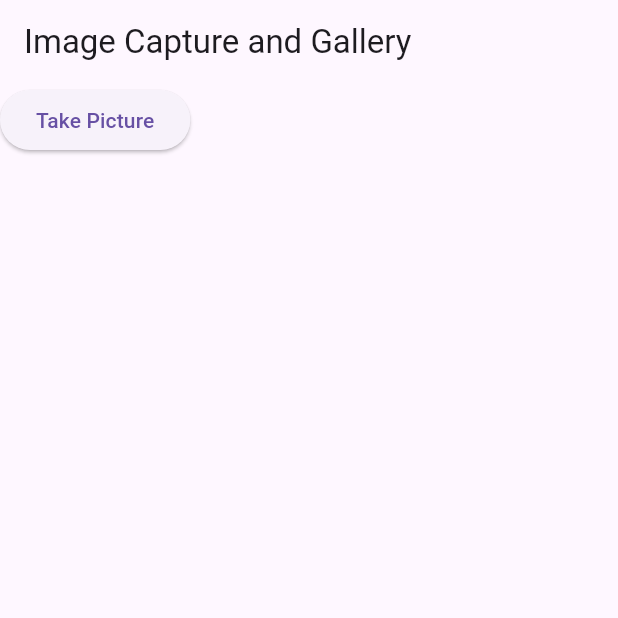
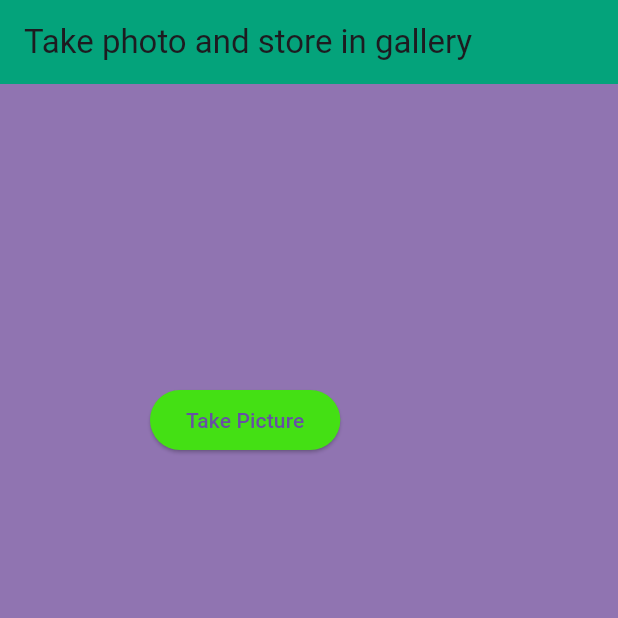
Before and after one commit to siddheshwarshingare/dounloadandstoreimages, a Flutter app: the screen it shows after launch, on a phone screen of 412 x 824 dp, the top half of it. Run offline on Flutter 3.47's test engine with Material 3 defaults, Android fonts, the phone set to English and light mode, and no system bars; our stand-ins replace gallery_saver, image_picker.

Commit message:
Hoe to take the images from the camera and how to store in gallary

```diff
--- a/lib/main.dart
+++ b/lib/main.dart
@@ -39,13 +39,25 @@ class _ImageCaptureScreenState extends State<ImageCaptureScreen> {
 
       // Save the image to the gallery
       await GallerySaver.saveImage(savedImage.path);
-      print('Saved image to: ${savedImage.path} and Gallery');
 
       setState(() {
         _images.add(savedImage);
+        // Show a SnackBar when an image is successfully added
+        ScaffoldMessenger.of(context).showSnackBar(
+          SnackBar(
+            content: Text(
+              'Image saved successfully!',
+              style: TextStyle(color: Colors.pink),
+            ),
+          ),
+        );
       });
     } else {
-      print('No image selected.');
+      ScaffoldMessenger.of(context).showSnackBar(
+        SnackBar(
+          content: Text("No image selected."),
+        ),
+      );
     }
   }
 
@@ -61,19 +73,32 @@ class _ImageCaptureScreenState extends State<ImageCaptureScreen> {
   @override
   void initState() {
     super.initState();
+    // Uncomment if you want to load previously saved images on startup
     // _loadSavedImages();
   }
 
   @override
   Widget build(BuildContext context) {
     return Scaffold(
-      appBar: AppBar(title: const Text('Image Capture and Gallery')),
+      backgroundColor: Color.fromARGB(255, 144, 116, 177),
+      appBar: AppBar(
+        backgroundColor: const Color.fromARGB(255, 4, 163, 123),
+        title: const Text('Take photo and store in gallery'),
+      ),
       body: Column(
         children: [
-          ElevatedButton(
-            onPressed: _takePicture,
-            child: const Text('Take Picture'),
+          Padding(
+            padding: const EdgeInsets.only(top: 200, left: 100),
+            child: ElevatedButton(
+              onPressed: _takePicture,
+              style: ElevatedButton.styleFrom(
+                backgroundColor:
+                    Color.fromARGB(255, 68, 224, 20), // Button color
+              ),
+              child: const Text('Take Picture'),
+            ),
           ),
+          // Add a widget here to display the images if needed
         ],
       ),
     );
--- a/pubspec.yaml
+++ b/pubspec.yaml
@@ -38,6 +38,8 @@ dependencies:
   image_picker: ^1.1.2
   path_provider: ^2.1.4
   gallery_saver: ^2.3.2
+  flutter_native_splash: ^2.4.1
+  lottie: ^3.0.0
 
 dev_dependencies:
   flutter_test:
@@ -62,8 +64,8 @@ flutter:
   uses-material-design: true
 
   # To add assets to your application, add an assets section, like this:
-  # assets:
-  #   - images/a_dot_burr.jpeg
+  assets:
+    - assets/
   #   - images/a_dot_ham.jpeg
 
   # An image asset can refer to one or more resolution-specific "variants", see
```
